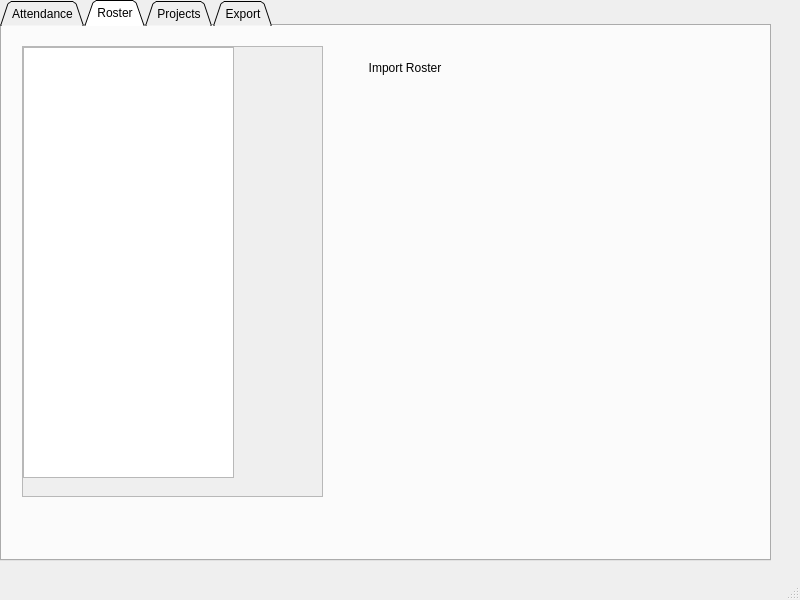
Old version of the form CMS1.ui in the repository lizhao1993/CMS.
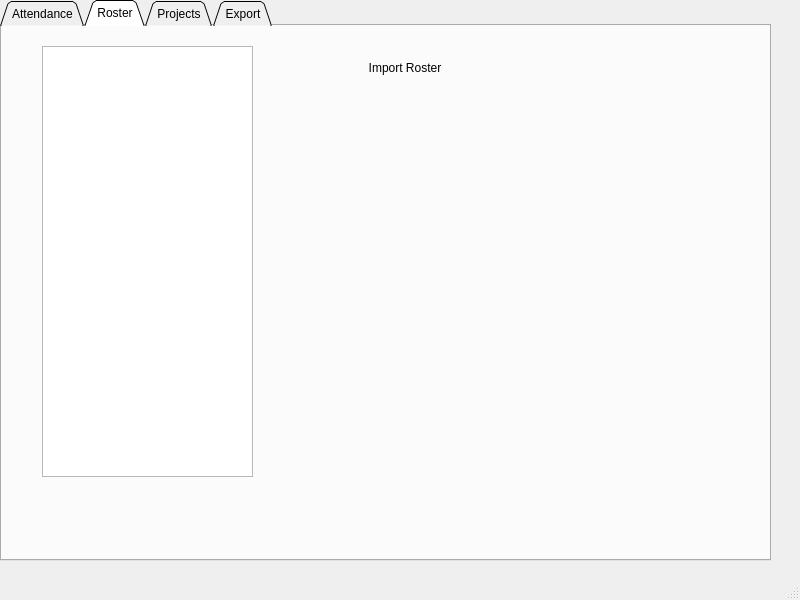
New version of the form. The open tabs and pages were chosen to show the change.

Commit message: populated the attendance table from the roster

Diff of the .ui file:
```diff
--- a/CMS1.ui
+++ b/CMS1.ui
@@ -47,39 +47,6 @@
      <attribute name="title">
       <string>Roster</string>
      </attribute>
-     <widget class="QScrollArea" name="scrollArea">
-      <property name="geometry">
-       <rect>
-        <x>20</x>
-        <y>20</y>
-        <width>301</width>
-        <height>451</height>
-       </rect>
-      </property>
-      <property name="widgetResizable">
-       <bool>true</bool>
-      </property>
-      <widget class="QWidget" name="scrollAreaWidgetContents">
-       <property name="geometry">
-        <rect>
-         <x>0</x>
-         <y>0</y>
-         <width>299</width>
-         <height>449</height>
-        </rect>
-       </property>
-       <widget class="QTableView" name="tableView">
-        <property name="geometry">
-         <rect>
-          <x>0</x>
-          <y>0</y>
-          <width>211</width>
-          <height>431</height>
-         </rect>
-        </property>
-       </widget>
-      </widget>
-     </widget>
      <widget class="QPushButton" name="pushButton">
       <property name="geometry">
        <rect>
@@ -139,6 +106,16 @@
        <bool>true</bool>
       </property>
      </widget>
+     <widget class="QTableView" name="tableView">
+      <property name="geometry">
+       <rect>
+        <x>40</x>
+        <y>20</y>
+        <width>211</width>
+        <height>431</height>
+       </rect>
+      </property>
+     </widget>
     </widget>
     <widget class="QWidget" name="Projects">
      <attribute name="title">
```
Left out of the diff: 14 changed lines with no effect on the pictures. The commit also changes 7 other files.
